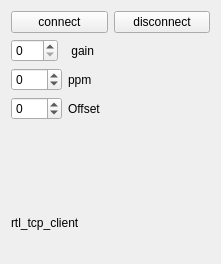
Old version of the form qt-devices/rtl_tcp/rtl_tcp-widget.ui in the repository JvanKatwijk/qt-dab.
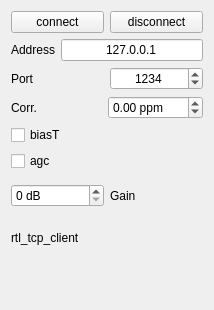
New version of the form.

What changed in the file:
```diff
--- a/qt-devices/rtl_tcp/rtl_tcp-widget.ui
+++ b/qt-devices/rtl_tcp/rtl_tcp-widget.ui
@@ -6,8 +6,8 @@
    <rect>
     <x>0</x>
     <y>0</y>
-    <width>221</width>
-    <height>264</height>
+    <width>214</width>
+    <height>310</height>
    </rect>
   </property>
   <property name="windowTitle">
@@ -33,58 +33,122 @@
     </layout>
    </item>
    <item>
-    <layout class="QFormLayout" name="formLayout">
-     <item row="0" column="0">
-      <widget class="QSpinBox" name="tcp_gain">
-       <property name="maximum">
-        <number>999</number>
-       </property>
-      </widget>
-     </item>
-     <item row="0" column="1">
-      <widget class="QLabel" name="label_2">
-       <property name="text">
-        <string> gain</string>
-       </property>
-      </widget>
-     </item>
-     <item row="1" column="0">
-      <widget class="QSpinBox" name="tcp_ppm">
-       <property name="minimum">
-        <number>-100</number>
-       </property>
-      </widget>
-     </item>
-     <item row="1" column="1">
-      <widget class="QLabel" name="label_3">
-       <property name="text">
-        <string>ppm</string>
-       </property>
-      </widget>
-     </item>
-     <item row="2" column="0">
-      <widget class="QSpinBox" name="khzOffset">
-       <property name="minimum">
-        <number>-100</number>
-       </property>
-      </widget>
-     </item>
-     <item row="2" column="1">
+    <layout class="QHBoxLayout" name="horizontalLayout_2">
+     <item>
       <widget class="QLabel" name="label_4">
        <property name="text">
-        <string>Offset</string>
+        <string>Address</string>
        </property>
       </widget>
      </item>
+     <item>
+      <widget class="QLineEdit" name="addressSelector">
+       <property name="minimumSize">
+        <size>
+         <width>100</width>
+         <height>0</height>
+        </size>
+       </property>
+       <property name="text">
+        <string notr="true">127.0.0.1</string>
+       </property>
+       <property name="alignment">
+        <set>Qt::AlignmentFlag::AlignCenter</set>
+       </property>
+      </widget>
+     </item>
     </layout>
    </item>
    <item>
-    <widget class="QLabel" name="theState">
+    <layout class="QHBoxLayout" name="horizontalLayout_3">
+     <item>
+      <widget class="QLabel" name="label_5">
+       <property name="text">
+        <string>Port</string>
+       </property>
+      </widget>
+     </item>
+     <item>
+      <widget class="QSpinBox" name="portSelector">
+       <property name="alignment">
+        <set>Qt::AlignmentFlag::AlignCenter</set>
+       </property>
+       <property name="maximum">
+        <number>99999</number>
+       </property>
+       <property name="value">
+        <number>1234</number>
+       </property>
+      </widget>
+     </item>
+    </layout>
+   </item>
+   <item>
+    <layout class="QHBoxLayout" name="horizontalLayout_4">
+     <item>
+      <widget class="QLabel" name="label_1">
+       <property name="text">
+        <string>Corr.</string>
+       </property>
+      </widget>
+     </item>
+     <item>
+      <widget class="QDoubleSpinBox" name="PpmSelector">
+       <property name="toolTip">
+        <string>&lt;html&gt;&lt;head/&gt;&lt;body&gt;&lt;p&gt;ppm control. Tells the device the offset (in ppm) of the observed oscillator offset.&lt;/p&gt;&lt;/body&gt;&lt;/html&gt;</string>
+       </property>
+       <property name="suffix">
+        <string> ppm</string>
+       </property>
+       <property name="minimum">
+        <double>-150.000000000000000</double>
+       </property>
+       <property name="maximum">
+        <double>150.000000000000000</double>
+       </property>
+      </widget>
+     </item>
+    </layout>
+   </item>
+   <item>
+    <layout class="QHBoxLayout" name="horizontalLayout_5">
+     <item>
+      <widget class="QCheckBox" name="biasTSelector">
+       <property name="text">
+        <string>biasT</string>
+       </property>
+      </widget>
+     </item>
+    </layout>
+   </item>
+   <item>
+    <widget class="QCheckBox" name="agcSelector">
      <property name="text">
-      <string/>
+      <string>agc</string>
      </property>
     </widget>
    </item>
+   <item>
+    <layout class="QHBoxLayout" name="horizontalLayout_7">
+     <item>
+      <widget class="QSpinBox" name="gainSelector">
+       <property name="suffix">
+        <string> dB</string>
+       </property>
+       <property name="maximum">
+        <number>999</number>
+       </property>
+      </widget>
+     </item>
+     <item>
+      <widget class="QLabel" name="gainLabel">
+       <property name="text">
+        <string>Gain</string>
+       </property>
+      </widget>
+     </item>
+    </layout>
+   </item>
    <item>
     <widget class="QLabel" name="label">
      <property name="text">
@@ -92,6 +156,13 @@
      </property>
     </widget>
    </item>
+   <item>
+    <widget class="QLabel" name="theState">
+     <property name="text">
+      <string/>
+     </property>
+    </widget>
+   </item>
   </layout>
  </widget>
  <resources/>
```
